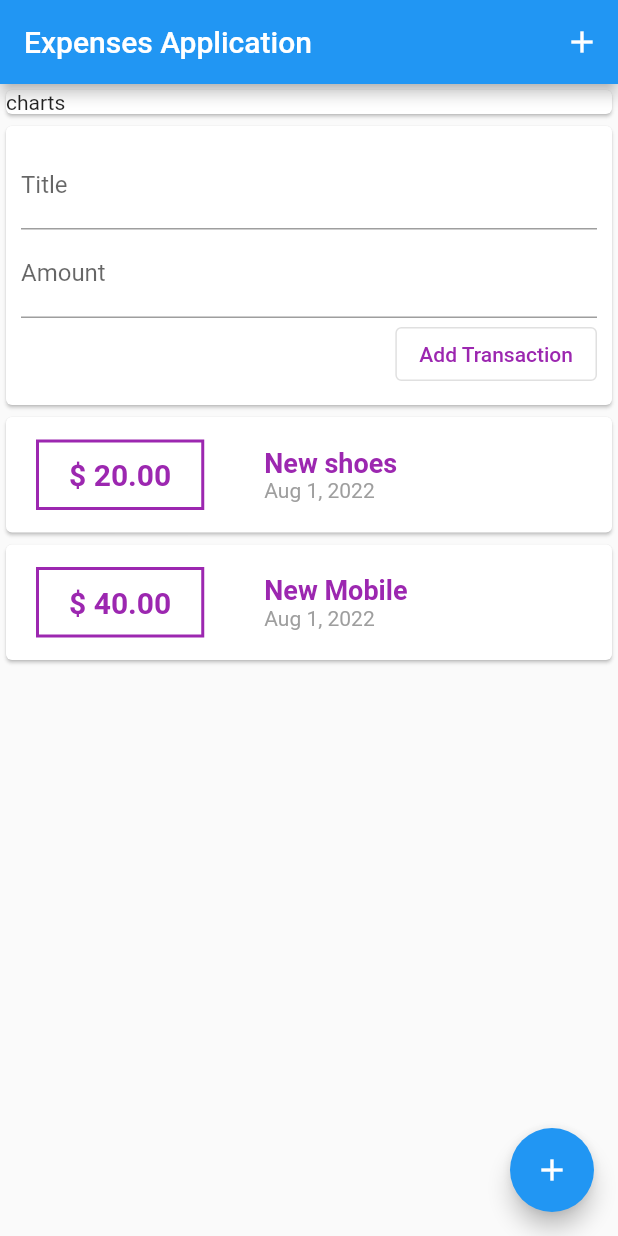
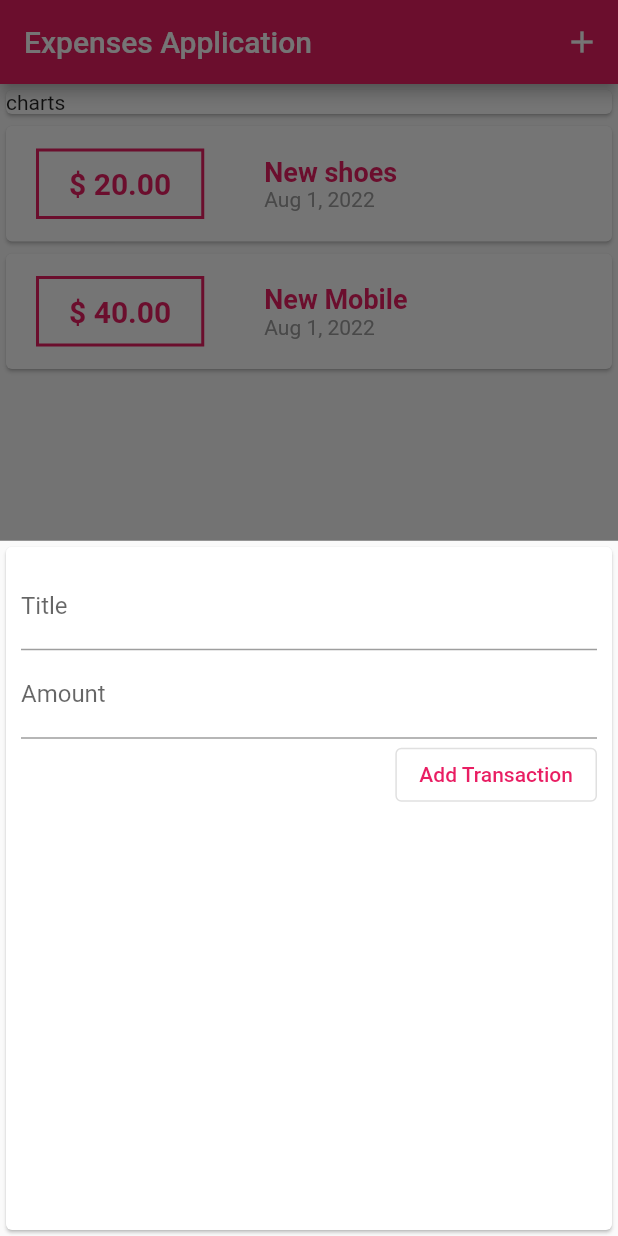
Before and after one commit to salmayaser/ExpenseTrackerFlutter, a Flutter app: the screen it shows after launch, after a tap on the "add" icon, on a phone screen of 412 x 824 dp. Run offline on Flutter 3.47's test engine with Material 2 defaults, Android fonts, the phone set to English and light mode, and no system bars.

Commit message:
Adding theme

```diff
--- a/lib/main.dart
+++ b/lib/main.dart
@@ -1,5 +1,9 @@
-import './widgets/userTransaction.dart';
+import 'package:expense/widgets/newTransaction.dart';
+import './widgets/transactionsList.dart';
+
 import 'package:flutter/material.dart';
+
+import 'Models/transaction.model.dart';
 
 void main() {
   runApp(MyApp());
@@ -8,17 +12,41 @@ void main() {
 class MyApp extends StatelessWidget {
   @override
   Widget build(BuildContext ctx) {
-    return MaterialApp(home: MyHomePage(), title: "FLUTTER APP");
+    return MaterialApp(
+      home: MyHomePage(),
+      title: "FLUTTER APP",
+      theme: ThemeData(
+        primarySwatch: Colors.pink,
+      ),
+    );
   }
 }
 
-class MyHomePage extends StatelessWidget {
+class MyHomePage extends StatefulWidget {
+  @override
+  State<StatefulWidget> createState() {
+    return _MyHomePageState();
+  }
+}
+
+class _MyHomePageState extends State {
+  final List<Transaction> transactions = [
+    Transaction(id: 't1', title: 'New shoes', amount: 20, date: DateTime.now()),
+    Transaction(id: 't2', title: 'New Mobile', amount: 40, date: DateTime.now())
+  ];
+
   @override
   Widget build(BuildContext ctx) {
     return Scaffold(
       appBar: AppBar(
         title: const Text('Expenses Application'),
-        actions: [IconButton(onPressed: () {}, icon: Icon(Icons.add))],
+        actions: [
+          IconButton(
+              onPressed: () {
+                startAddNewTransaction(ctx);
+              },
+              icon: Icon(Icons.add))
+        ],
       ),
       body: SingleChildScrollView(
         child: Column(
@@ -29,14 +57,30 @@ class MyHomePage extends StatelessWidget {
                 child: Text("charts"),
               ),
             ),
-            UserTransaction()
+            TransactionsList(transactions)
           ],
         ),
       ),
       floatingActionButton: FloatingActionButton(
-        child: Icon(Icons.add),
-        onPressed: () {},
-      ),
+          child: Icon(Icons.add),
+          onPressed: () {
+            startAddNewTransaction(ctx);
+          }),
     );
   }
+
+  void startAddNewTransaction(BuildContext ctx) {
+    showModalBottomSheet(
+        context: ctx,
+        builder: (bCtx) {
+          return NewTransaction(_addNewTransaction);
+        });
+  }
+
+  _addNewTransaction(String title, double amount) {
+    final newTrans = Transaction(id: 't${transactions.length}', title: title, amount: amount, date: DateTime.now());
+    setState(() {
+      transactions.add(newTrans);
+    });
+  }
 }
--- a/lib/widgets/newTransaction.dart
+++ b/lib/widgets/newTransaction.dart
@@ -1,18 +1,19 @@
 import 'package:flutter/material.dart';
 
-class NewTransaction extends StatelessWidget {
-  final titleCtr = TextEditingController();
-  final amountCtr = TextEditingController();
+class NewTransaction extends StatefulWidget {
+  @override
+  State<StatefulWidget> createState() {
+    return _NewTransactionState();
+  }
+
   final Function addNewTransaction;
 
   NewTransaction(this.addNewTransaction);
+}
 
-  void submit() {
-    if (titleCtr.text.isEmpty || double.parse(amountCtr.text) < 0) {
-      return;
-    }
-    addNewTransaction(titleCtr.text, double.parse(amountCtr.text));
-  }
+class _NewTransactionState extends State<NewTransaction> {
+  final titleCtr = TextEditingController();
+  final amountCtr = TextEditingController();
 
   Widget build(BuildContext ctx) {
     return Card(
@@ -34,10 +35,18 @@ class NewTransaction extends StatelessWidget {
               onPressed: submit,
               child: Text(
                 'Add Transaction',
-                style: TextStyle(color: Colors.purple),
+                style: TextStyle(color: Theme.of(ctx).primaryColor),
               ))
         ]),
       ),
     );
   }
+
+  void submit() {
+    if (titleCtr.text.isEmpty || double.parse(amountCtr.text) < 0) {
+      return;
+    }
+    widget.addNewTransaction(titleCtr.text, double.parse(amountCtr.text));
+    Navigator.of(context).pop();
+  }
 }
--- a/lib/widgets/transactionsList.dart
+++ b/lib/widgets/transactionsList.dart
@@ -18,8 +18,8 @@ class TransactionsList extends StatelessWidget {
                 margin: EdgeInsets.symmetric(vertical: 10, horizontal: 20),
                 padding: EdgeInsets.symmetric(vertical: 10, horizontal: 20),
                 child: Text('\$ ${trans.amount.toStringAsFixed(2)}',
-                    style: TextStyle(color: Colors.purple, fontWeight: FontWeight.bold, fontSize: 20)),
-                decoration: BoxDecoration(border: Border.all(width: 2, color: Colors.purple)),
+                    style: TextStyle(color: Theme.of(ctx).primaryColor, fontWeight: FontWeight.bold, fontSize: 20)),
+                decoration: BoxDecoration(border: Border.all(width: 2, color: Theme.of(ctx).primaryColor)),
               ),
               Container(
                 padding: EdgeInsets.symmetric(vertical: 10, horizontal: 0),
@@ -27,7 +27,7 @@ class TransactionsList extends StatelessWidget {
                 child: Column(mainAxisAlignment: MainAxisAlignment.spaceBetween, crossAxisAlignment: CrossAxisAlignment.start, children: [
                   Text(
                     trans.title,
-                    style: TextStyle(color: Colors.purple, fontWeight: FontWeight.bold, fontSize: 18),
+                    style: TextStyle(color: Theme.of(ctx).primaryColor, fontWeight: FontWeight.bold, fontSize: 18),
                   ),
                   Text(
                     DateFormat().add_yMMMd().format(trans.date),
--- a/lib/widgets/userTransaction.dart
+++ /dev/null
@@ -1,30 +0,0 @@
-import 'package:flutter/material.dart';
-import '../Models/transaction.model.dart';
-import './newTransaction.dart';
-import './transactionsList.dart';
-
-class UserTransaction extends StatefulWidget {
-  @override
-  createState() => _UserTransactionSate();
-}
-
-class _UserTransactionSate extends State<UserTransaction> {
-  final List<Transaction> transactions = [
-    Transaction(id: 't1', title: 'New shoes', amount: 20, date: DateTime.now()),
-    Transaction(id: 't2', title: 'New Mobile', amount: 40, date: DateTime.now())
-  ];
-
-  @override
-  Widget build(BuildContext ctx) {
-    return Column(
-      children: [NewTransaction(_addNewTransaction), TransactionsList(transactions)],
-    );
-  }
-
-  _addNewTransaction(String title, double amount) {
-    final newTrans = Transaction(id: 't${transactions.length}', title: title, amount: amount, date: DateTime.now());
-    setState(() {
-      transactions.add(newTrans);
-    });
-  }
-}
```
